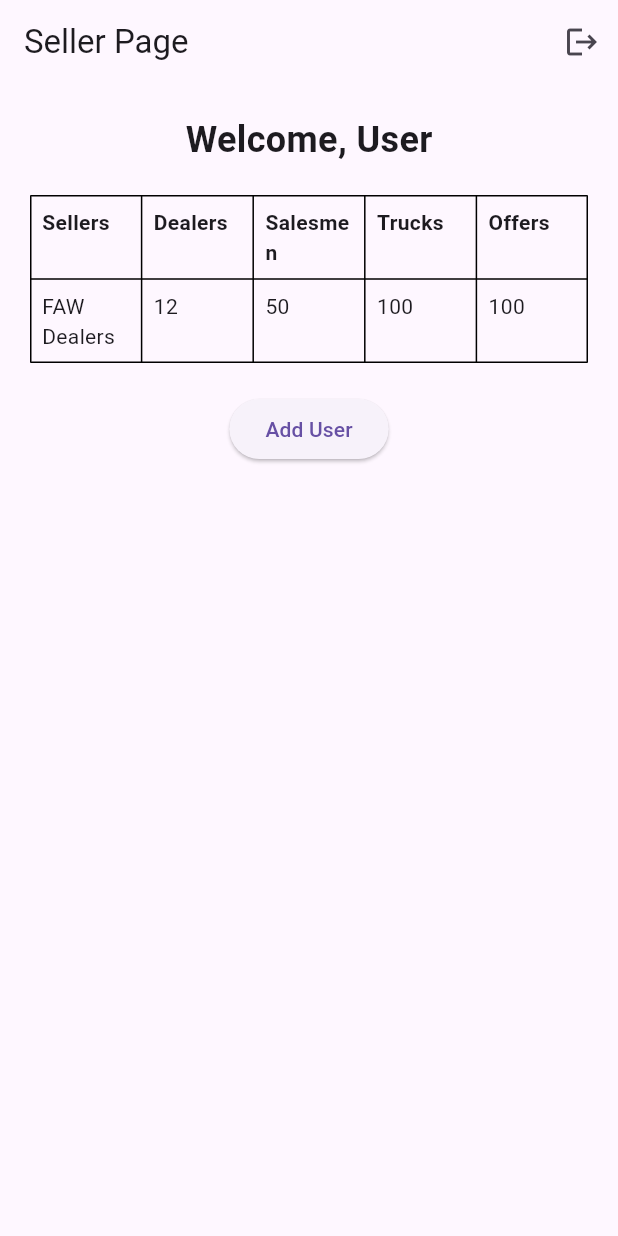
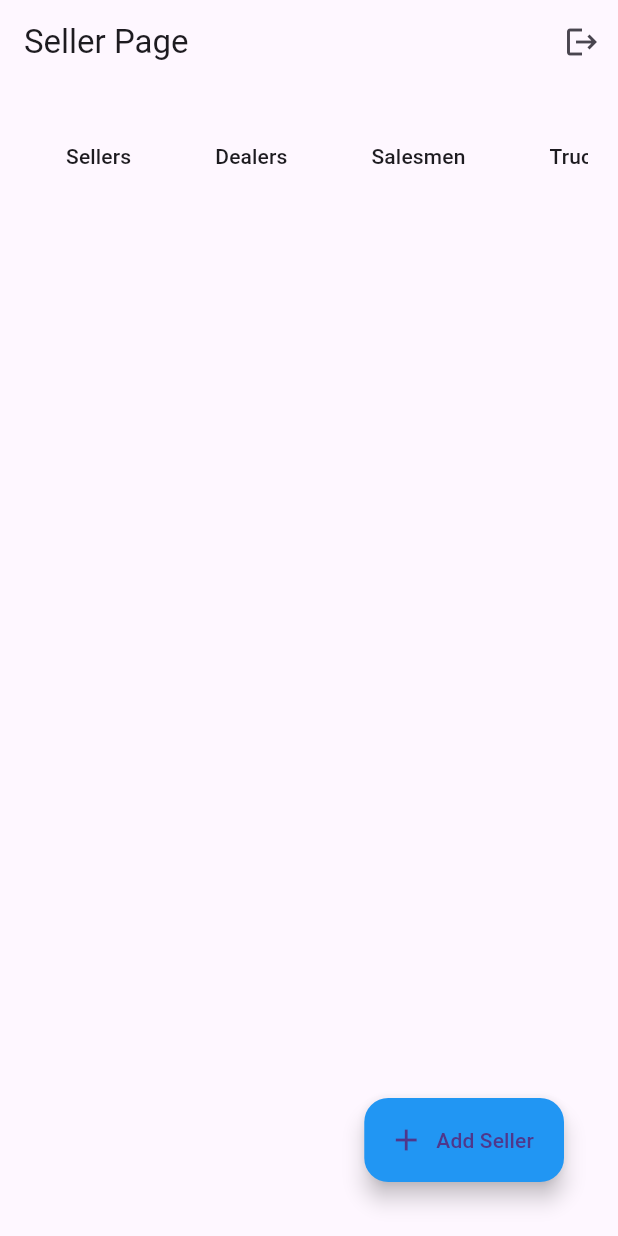
Before and after one commit to BradleyBaker12/ctp_portal, a Flutter app: the SellerPage screen opened directly, on a phone screen of 412 x 824 dp. Run offline on Flutter 3.47's test engine with Material 3 defaults, Android fonts, the phone set to English and light mode, and no system bars; our stand-ins replace cloud_firestore, firebase_auth, firebase_core; accounts and stored records are empty; network calls fail.

Commit message:
Adding Seller page and keeping user signed in

```diff
--- a/lib/main.dart
+++ b/lib/main.dart
@@ -1,4 +1,5 @@
 import 'package:ctp_portal/pages/login_page.dart';
+import 'package:ctp_portal/pages/seller%20page.dart';
 import 'package:flutter/material.dart';
 import 'package:firebase_core/firebase_core.dart';
 import 'package:firebase_auth/firebase_auth.dart';
@@ -19,7 +20,7 @@ void main() async {
 }
 
 class MyApp extends StatelessWidget {
-  const MyApp({super.key});
+  const MyApp({Key? key});
 
   @override
   Widget build(BuildContext context) {
@@ -36,7 +37,7 @@ class MyApp extends StatelessWidget {
 }
 
 class AuthGate extends StatelessWidget {
-  const AuthGate({super.key});
+  const AuthGate({Key? key});
 
   @override
   Widget build(BuildContext context) {
@@ -50,7 +51,12 @@ class AuthGate extends StatelessWidget {
             ),
           );
         } else {
-          return const LoginScreen(); // User is not signed in
+          final user = snapshot.data;
+          if (user != null) {
+            return const SellerPage(); // User is signed in
+          } else {
+            return const LoginScreen(); // User is not signed in
+          }
         }
       },
     );
--- a/lib/pages/seller page.dart
+++ b/lib/pages/seller page.dart
@@ -1,6 +1,8 @@
+import 'package:ctp_portal/pages/add_seller_page.dart';
+import 'package:flutter/material.dart';
+import 'package:cloud_firestore/cloud_firestore.dart';
+import 'package:firebase_auth/firebase_auth.dart';
 import 'package:ctp_portal/pages/login_page.dart';
-import 'package:firebase_auth/firebase_auth.dart';
-import 'package:flutter/material.dart';
 
 class SellerPage extends StatelessWidget {
   final User? user;
@@ -25,87 +27,67 @@ class SellerPage extends StatelessWidget {
           )
         ],
       ),
-      body: Center(
-        child: Container(
-          constraints: const BoxConstraints(maxWidth: 600),
-          padding: const EdgeInsets.all(20.0),
-          child: Column(
-            crossAxisAlignment: CrossAxisAlignment.center,
-            mainAxisAlignment: MainAxisAlignment.start,
-            children: [
-              Text(
-                'Welcome, ${user?.email ?? 'User'}',
-                style: const TextStyle(
-                    fontSize: 24.0, fontWeight: FontWeight.bold),
+      body: Padding(
+        padding: const EdgeInsets.all(20.0),
+        child: StreamBuilder<QuerySnapshot>(
+          stream: FirebaseFirestore.instance.collection('sellers').snapshots(),
+          builder: (context, snapshot) {
+            if (!snapshot.hasData) {
+              return const Center(child: CircularProgressIndicator());
+            }
+
+            if (snapshot.hasError) {
+              return Center(child: Text('Error: ${snapshot.error}'));
+            }
+
+            List<Map<String, dynamic>> sellersData =
+                snapshot.data!.docs.map((doc) {
+              Map<String, dynamic> data = doc.data() as Map<String, dynamic>;
+              return {
+                'name': data['name'] ?? 'N/A',
+                'dealers': data['dealers'] ?? 0,
+                'salesmen': data['salesmen'] ?? 0,
+                'trucks': data['trucks'] ?? 0,
+                'offers': data['offers'] ?? 0,
+              };
+            }).toList();
+
+            return SingleChildScrollView(
+              scrollDirection: Axis.horizontal,
+              child: DataTable(
+                columns: const [
+                  DataColumn(label: Text('Sellers')),
+                  DataColumn(label: Text('Dealers')),
+                  DataColumn(label: Text('Salesmen')),
+                  DataColumn(label: Text('Trucks')),
+                  DataColumn(label: Text('Offers')),
+                ],
+                rows: sellersData.map((seller) {
+                  return DataRow(cells: [
+                    DataCell(Text(seller['name'])),
+                    DataCell(Text(seller['dealers'].toString())),
+                    DataCell(Text(seller['salesmen'].toString())),
+                    DataCell(Text(seller['trucks'].toString())),
+                    DataCell(Text(seller['offers'].toString())),
+                  ]);
+                }).toList(),
               ),
-              const SizedBox(height: 20.0),
-              Table(
-                border: TableBorder.all(),
-                children: const [
-                  TableRow(
-                    children: [
-                      Padding(
-                        padding: EdgeInsets.all(8.0),
-                        child: Text('Sellers',
-                            style: TextStyle(fontWeight: FontWeight.bold)),
-                      ),
-                      Padding(
-                        padding: EdgeInsets.all(8.0),
-                        child: Text('Dealers',
-                            style: TextStyle(fontWeight: FontWeight.bold)),
-                      ),
-                      Padding(
-                        padding: EdgeInsets.all(8.0),
-                        child: Text('Salesmen',
-                            style: TextStyle(fontWeight: FontWeight.bold)),
-                      ),
-                      Padding(
-                        padding: EdgeInsets.all(8.0),
-                        child: Text('Trucks',
-                            style: TextStyle(fontWeight: FontWeight.bold)),
-                      ),
-                      Padding(
-                        padding: EdgeInsets.all(8.0),
-                        child: Text('Offers',
-                            style: TextStyle(fontWeight: FontWeight.bold)),
-                      ),
-                    ],
-                  ),
-                  TableRow(
-                    children: [
-                      Padding(
-                        padding: EdgeInsets.all(8.0),
-                        child: Text('FAW Dealers'),
-                      ),
-                      Padding(
-                        padding: EdgeInsets.all(8.0),
-                        child: Text('12'),
-                      ),
-                      Padding(
-                        padding: EdgeInsets.all(8.0),
-                        child: Text('50'),
-                      ),
-                      Padding(
-                        padding: EdgeInsets.all(8.0),
-                        child: Text('100'),
-                      ),
-                      Padding(
-                        padding: EdgeInsets.all(8.0),
-                        child: Text('100'),
-                      ),
-                    ],
-                  ),
-                ],
-              ),
-              const SizedBox(height: 20.0),
-              ElevatedButton(
-                onPressed: () {
-                  // Logic for adding more sellers
-                },
-                child: const Text('Add User'),
-              ),
-            ],
-          ),
+            );
+          },
+        ),
+      ),
+      floatingActionButton: Padding(
+        padding: const EdgeInsets.all(20.0),
+        child: FloatingActionButton.extended(
+          onPressed: () {
+            Navigator.push(
+              context,
+              MaterialPageRoute(builder: (context) => const AddSellerScreen()),
+            );
+          },
+          label: const Text('Add Seller'),
+          icon: const Icon(Icons.add),
+          backgroundColor: Colors.blue,
         ),
       ),
     );
```
Also changed, not shown: lib/pages/add_seller_page.dart (added, +82 -0 lines).
